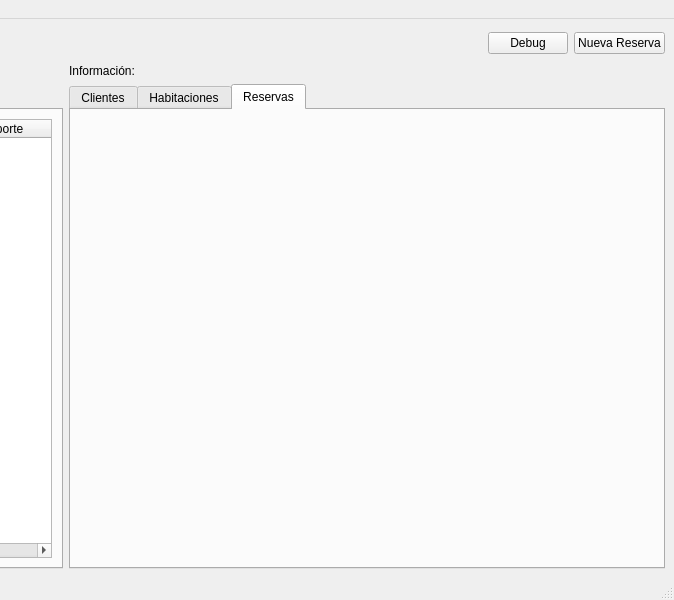
The window that Componentes_Visuales/Ventana_Principal/ventanaprincipal.ui (Dennis-Villa/Gestor_Hotelero) describes before a commit, drawn with Qt 5; both pictures show x 543 to 1217 and y 0 to 600 of the 1217 by 600 pixel window.
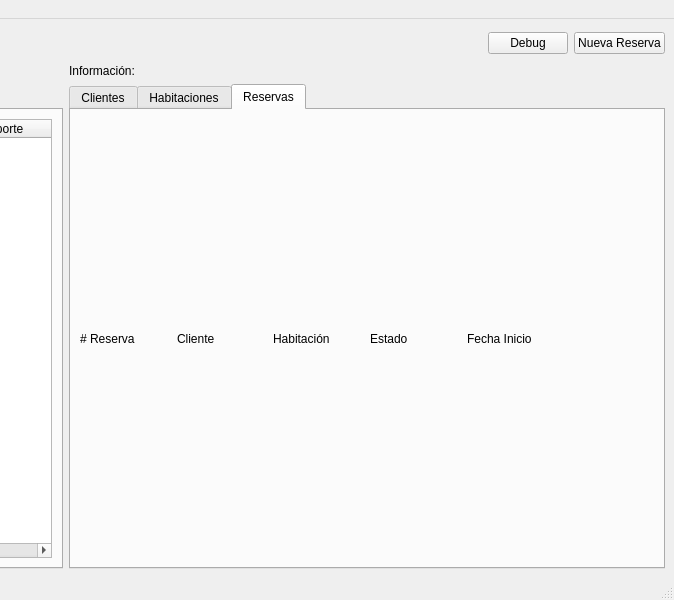
The same window after the commit.

Commit message: Añadida pestaña de información de reservas

```diff
--- a/Componentes_Visuales/Ventana_Principal/ventanaprincipal.ui
+++ b/Componentes_Visuales/Ventana_Principal/ventanaprincipal.ui
@@ -464,7 +464,54 @@
            </attribute>
            <layout class="QVBoxLayout" name="verticalLayout_12">
             <item>
-             <layout class="QVBoxLayout" name="verticalLayoutInfoReservas"/>
+             <layout class="QVBoxLayout" name="verticalLayoutInfoReservas">
+              <item>
+               <layout class="QHBoxLayout" name="horizontalLayout_3">
+                <item>
+                 <widget class="QLabel" name="label_15">
+                  <property name="text">
+                   <string># Reserva</string>
+                  </property>
+                 </widget>
+                </item>
+                <item>
+                 <widget class="QLabel" name="label_14">
+                  <property name="text">
+                   <string>Cliente</string>
+                  </property>
+                 </widget>
+                </item>
+                <item>
+                 <widget class="QLabel" name="label_13">
+                  <property name="text">
+                   <string>Habitación</string>
+                  </property>
+                 </widget>
+                </item>
+                <item>
+                 <widget class="QLabel" name="label_12">
+                  <property name="text">
+                   <string>Estado</string>
+                  </property>
+                 </widget>
+                </item>
+                <item>
+                 <widget class="QLabel" name="label_11">
+                  <property name="text">
+                   <string>Fecha Inicio</string>
+                  </property>
+                 </widget>
+                </item>
+                <item>
+                 <widget class="QLabel" name="label_10">
+                  <property name="text">
+                   <string/>
+                  </property>
+                 </widget>
+                </item>
+               </layout>
+              </item>
+             </layout>
             </item>
            </layout>
           </widget>
```
Left out of the diff: 4 changed lines with no effect on the pictures. The commit also changes 12 other files.
